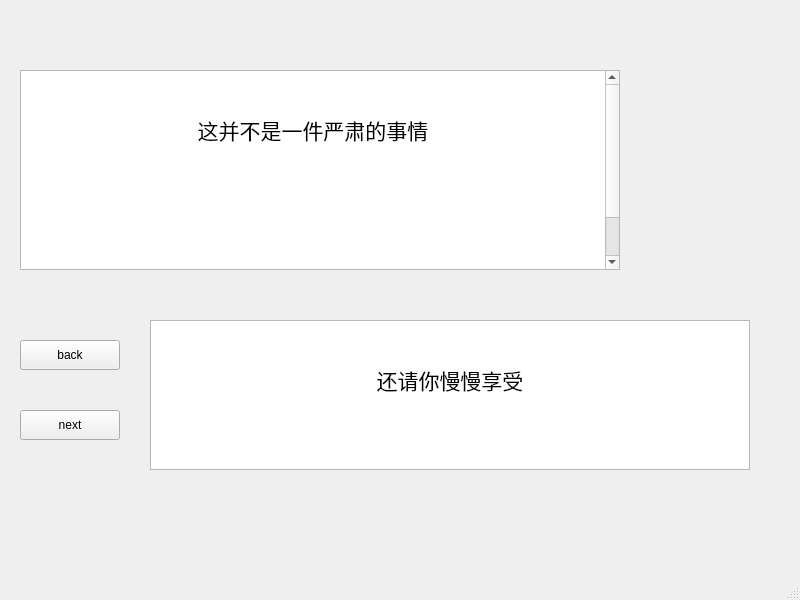
The window that message.ui (been-lu/RuMo) describes before a commit, drawn with Qt 5.
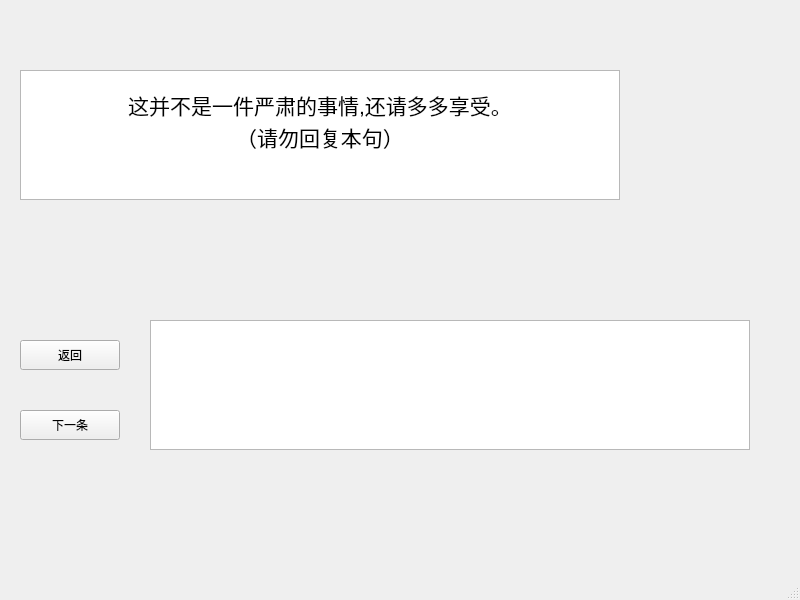
The same window after the commit.

```diff
--- a/message.ui
+++ b/message.ui
@@ -24,7 +24,7 @@
      </rect>
     </property>
     <property name="text">
-     <string>back</string>
+     <string>返回</string>
     </property>
    </widget>
    <widget class="QPushButton" name="pushButton_2">
@@ -37,7 +37,7 @@
      </rect>
     </property>
     <property name="text">
-     <string>next</string>
+     <string>下一条</string>
     </property>
    </widget>
    <widget class="QTextBrowser" name="textBrowser_2">
@@ -46,7 +46,7 @@
       <x>20</x>
       <y>70</y>
       <width>600</width>
-      <height>200</height>
+      <height>130</height>
      </rect>
     </property>
     <property name="html">
@@ -55,35 +55,33 @@
 p, li { white-space: pre-wrap; }
 &lt;/style&gt;&lt;/head&gt;&lt;body style=&quot; font-family:'SimSun'; font-size:9.07563pt; font-weight:400; font-style:normal;&quot;&gt;
 &lt;p align=&quot;center&quot; style=&quot;-qt-paragraph-type:empty; margin-top:0px; margin-bottom:0px; margin-left:0px; margin-right:0px; -qt-block-indent:0; text-indent:0px; font-size:9.07563pt;&quot;&gt;&lt;br /&gt;&lt;/p&gt;
-&lt;p align=&quot;center&quot; style=&quot;-qt-paragraph-type:empty; margin-top:0px; margin-bottom:0px; margin-left:0px; margin-right:0px; -qt-block-indent:0; text-indent:0px; font-size:16pt;&quot;&gt;&lt;br /&gt;&lt;/p&gt;
-&lt;p align=&quot;center&quot; style=&quot; margin-top:0px; margin-bottom:0px; margin-left:0px; margin-right:0px; -qt-block-indent:0; text-indent:0px;&quot;&gt;&lt;span style=&quot; font-size:16pt;&quot;&gt;这并不是一件严肃的事情&lt;/span&gt;&lt;/p&gt;
-&lt;p align=&quot;center&quot; style=&quot;-qt-paragraph-type:empty; margin-top:0px; margin-bottom:0px; margin-left:0px; margin-right:0px; -qt-block-indent:0; text-indent:0px; font-size:16pt;&quot;&gt;&lt;br /&gt;&lt;/p&gt;
-&lt;p align=&quot;center&quot; style=&quot;-qt-paragraph-type:empty; margin-top:0px; margin-bottom:0px; margin-left:0px; margin-right:0px; -qt-block-indent:0; text-indent:0px; font-size:16pt;&quot;&gt;&lt;br /&gt;&lt;/p&gt;
-&lt;p align=&quot;center&quot; style=&quot;-qt-paragraph-type:empty; margin-top:0px; margin-bottom:0px; margin-left:0px; margin-right:0px; -qt-block-indent:0; text-indent:0px; font-size:16pt;&quot;&gt;&lt;br /&gt;&lt;/p&gt;
-&lt;p align=&quot;center&quot; style=&quot;-qt-paragraph-type:empty; margin-top:0px; margin-bottom:0px; margin-left:0px; margin-right:0px; -qt-block-indent:0; text-indent:0px; font-size:16pt;&quot;&gt;&lt;br /&gt;&lt;/p&gt;
-&lt;p align=&quot;center&quot; style=&quot;-qt-paragraph-type:empty; margin-top:0px; margin-bottom:0px; margin-left:0px; margin-right:0px; -qt-block-indent:0; text-indent:0px; font-size:16pt;&quot;&gt;&lt;br /&gt;&lt;/p&gt;
-&lt;p align=&quot;center&quot; style=&quot;-qt-paragraph-type:empty; margin-top:0px; margin-bottom:0px; margin-left:0px; margin-right:0px; -qt-block-indent:0; text-indent:0px; font-size:16pt;&quot;&gt;&lt;br /&gt;&lt;/p&gt;
+&lt;p align=&quot;center&quot; style=&quot; margin-top:0px; margin-bottom:0px; margin-left:0px; margin-right:0px; -qt-block-indent:0; text-indent:0px;&quot;&gt;&lt;span style=&quot; font-size:16pt;&quot;&gt;这并不是一件严肃的事情,还请多多享受。&lt;/span&gt;&lt;/p&gt;
+&lt;p align=&quot;center&quot; style=&quot; margin-top:0px; margin-bottom:0px; margin-left:0px; margin-right:0px; -qt-block-indent:0; text-indent:0px;&quot;&gt;&lt;span style=&quot; font-size:16pt;&quot;&gt;（请勿回复本句）&lt;/span&gt;&lt;/p&gt;
 &lt;p align=&quot;center&quot; style=&quot;-qt-paragraph-type:empty; margin-top:0px; margin-bottom:0px; margin-left:0px; margin-right:0px; -qt-block-indent:0; text-indent:0px; font-size:16pt;&quot;&gt;&lt;br /&gt;&lt;/p&gt;&lt;/body&gt;&lt;/html&gt;</string>
     </property>
    </widget>
-   <widget class="QTextBrowser" name="textBrowser_3">
+   <widget class="QLabel" name="label">
+    <property name="geometry">
+     <rect>
+      <x>0</x>
+      <y>0</y>
+      <width>800</width>
+      <height>600</height>
+     </rect>
+    </property>
+    <property name="text">
+     <string/>
+    </property>
+   </widget>
+   <widget class="QTextEdit" name="textEdit">
     <property name="geometry">
      <rect>
       <x>150</x>
       <y>320</y>
       <width>600</width>
-      <height>150</height>
+      <height>130</height>
      </rect>
     </property>
-    <property name="html">
-     <string>&lt;!DOCTYPE HTML PUBLIC &quot;-//W3C//DTD HTML 4.0//EN&quot; &quot;http://www.w3.org/TR/REC-html40/strict.dtd&quot;&gt;
-&lt;html&gt;&lt;head&gt;&lt;meta name=&quot;qrichtext&quot; content=&quot;1&quot; /&gt;&lt;style type=&quot;text/css&quot;&gt;
-p, li { white-space: pre-wrap; }
-&lt;/style&gt;&lt;/head&gt;&lt;body style=&quot; font-family:'SimSun'; font-size:9.07563pt; font-weight:400; font-style:normal;&quot;&gt;
-&lt;p align=&quot;center&quot; style=&quot;-qt-paragraph-type:empty; margin-top:0px; margin-bottom:0px; margin-left:0px; margin-right:0px; -qt-block-indent:0; text-indent:0px; font-size:9.07563pt;&quot;&gt;&lt;br /&gt;&lt;/p&gt;
-&lt;p align=&quot;center&quot; style=&quot;-qt-paragraph-type:empty; margin-top:0px; margin-bottom:0px; margin-left:0px; margin-right:0px; -qt-block-indent:0; text-indent:0px; font-size:16pt;&quot;&gt;&lt;br /&gt;&lt;/p&gt;
-&lt;p align=&quot;center&quot; style=&quot; margin-top:0px; margin-bottom:0px; margin-left:0px; margin-right:0px; -qt-block-indent:0; text-indent:0px;&quot;&gt;&lt;span style=&quot; font-size:16pt;&quot;&gt;还请你慢慢享受&lt;/span&gt;&lt;/p&gt;&lt;/body&gt;&lt;/html&gt;</string>
-    </property>
    </widget>
   </widget>
   <widget class="QMenuBar" name="menubar">
```
Left out of the diff: 7 changed lines with no effect on the pictures.
